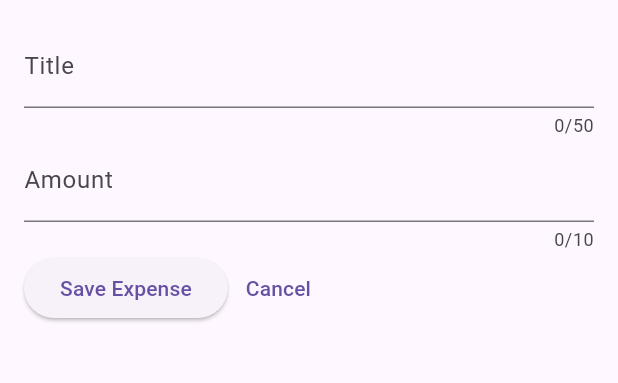
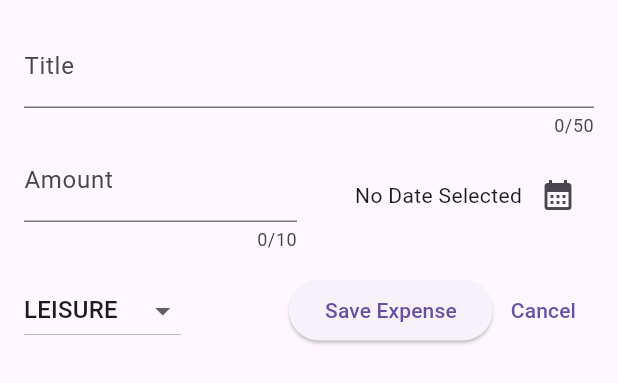
Before and after one commit to ashmit0073/expense_tracker, a Flutter app: the NewExpense widget shown alone on an empty page, opened directly, after a tap on "Save Expense", on a phone screen of 412 x 824 dp. Shown: the top 383 px of the screen. Run offline on Flutter 3.47's test engine with Material 3 defaults, Android fonts, the phone set to English and light mode, and no system bars.

Commit message:
Add Date Picker and Category Selection Drop Down Button

```diff
--- a/lib/widgets/new_expense.dart
+++ b/lib/widgets/new_expense.dart
@@ -1,6 +1,6 @@
 import 'package:flutter/material.dart';
 import 'package:flutter/services.dart';
-import 'package:intl/number_symbols_data.dart';
+import 'package:expense_tracker/models/expense.dart';
 
 class NewExpense extends StatefulWidget {
   @override
@@ -12,6 +12,25 @@ class NewExpense extends StatefulWidget {
 class _NewExpenseState extends State<NewExpense> {
   final _titleController = TextEditingController();
   final _amountController = TextEditingController();
+  DateTime? _selectedDate;
+  Category _selectedCategory = Category.leisure;
+
+  void _presentDatePicker() async {
+    final now = DateTime.now();
+    final firstDate = DateTime(now.year - 1, now.month - 1, now.day);
+
+    final pickedDate = await showDatePicker(
+      context: context,
+      firstDate: firstDate,
+      lastDate: now,
+    );
+    setState(() {
+      _selectedDate = pickedDate;
+    });
+  }
+  // String get formattedDate {
+  //   return formatter.format(_selectedDate);
+  // }
 
   @override
   void dispose() {
@@ -31,7 +50,10 @@ class _NewExpenseState extends State<NewExpense> {
             maxLength: 50,
             decoration: const InputDecoration(label: Text('Title')),
           ),
-          TextField(
+          Row(
+            children: [
+              Expanded(
+                child: TextField(
                   controller: _amountController,
                   keyboardType: TextInputType.number,
                   maxLength: 10,
@@ -40,12 +62,55 @@ class _NewExpenseState extends State<NewExpense> {
                     label: Text('Amount'),
                   ),
                 ),
-
+              ),
+              const SizedBox(width: 16),
+              Expanded(
+                child: Row(
+                  mainAxisAlignment: MainAxisAlignment.end,
+                  crossAxisAlignment: CrossAxisAlignment.center,
+                  children: [
+                    Text(
+                      _selectedDate == null
+                          ? 'No Date Selected'
+                          : formatter.format(_selectedDate!),
+                    ),
+                    IconButton(
+                      onPressed: _presentDatePicker,
+                      icon: const Icon(Icons.calendar_month),
+                    ),
+                  ],
+                ),
+              ),
+            ],
+          ),
+          SizedBox(height: 15),
           Row(
             children: [
+              DropdownButton(
+                value: _selectedCategory,
+                items:
+                    Category.values
+                        .map(
+                          (category) => DropdownMenuItem(
+                            value: category,
+                            child: Text(category.name.toUpperCase()),
+                          ),
+                        )
+                        .toList(),
+                onChanged: (value) {
+                  if (value == null) {
+                    return;
+                  }
+                  setState(() {
+                    _selectedCategory = value;
+                  });
+                },
+              ),
+              const Spacer(),
               ElevatedButton(
                 onPressed: () {
-                  print(_titleController.text + ' ' + _amountController.text);
+                  print(_titleController.text);
+                  print(_amountController.text);
                 },
                 child: const Text('Save Expense'),
               ),
```
Lines whose indentation alone changed are shown as unchanged.
